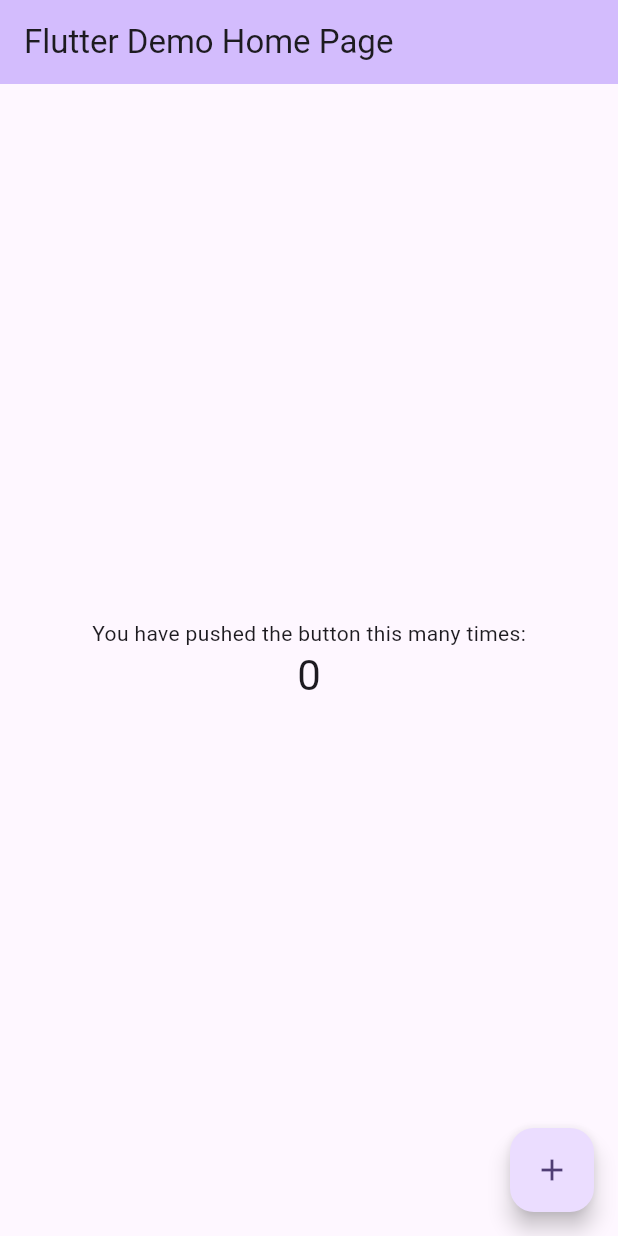
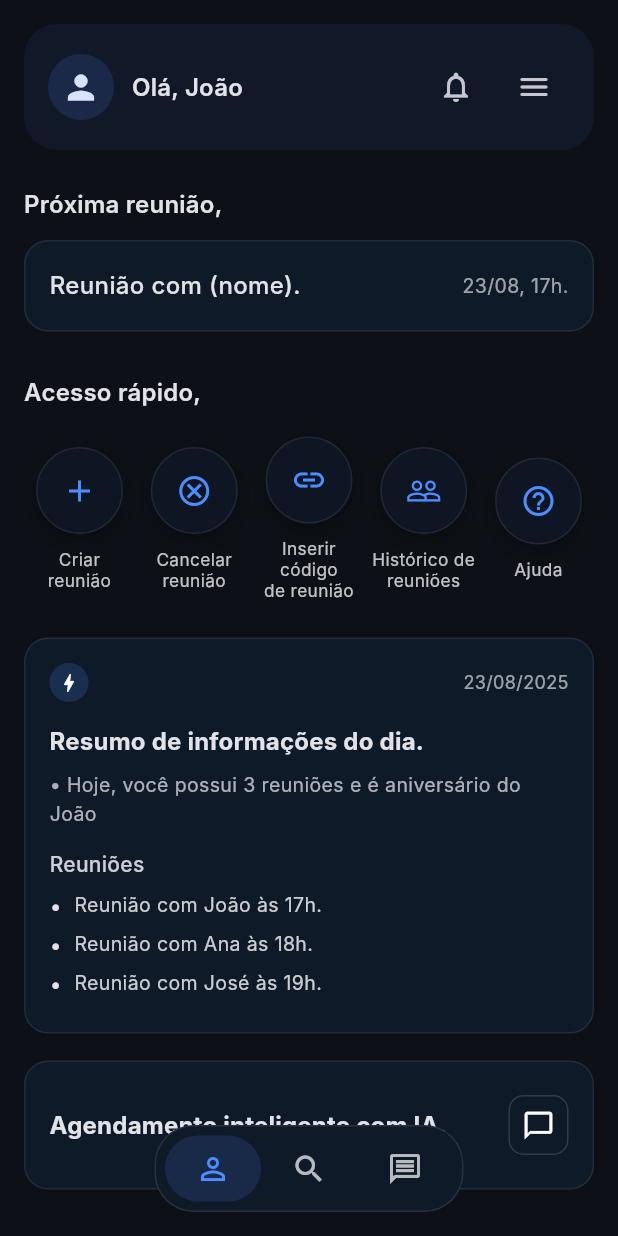
Before and after one commit to otaviocarva7ho/agendai, a Flutter app: the screen it shows after launch, on a phone screen of 412 x 824 dp. Run offline on Flutter 3.47's test engine with Material 3 defaults, Android fonts, the phone set to English and light mode, and no system bars; Roboto replaces fonts that are missing (Inter).

Commit message:
home root page

```diff
--- a/lib/main.dart
+++ b/lib/main.dart
@@ -1,122 +1,31 @@
 import 'package:flutter/material.dart';
+import 'package:agendai/presentation/pages/initial.dart';
 
-void main() {
-  runApp(const MyApp());
-}
+void main() => runApp(const MeetingApp());
 
-class MyApp extends StatelessWidget {
-  const MyApp({super.key});
+class MeetingApp extends StatelessWidget {
+  const MeetingApp({super.key});
 
-  // This widget is the root of your application.
   @override
   Widget build(BuildContext context) {
     return MaterialApp(
-      title: 'Flutter Demo',
+      debugShowCheckedModeBanner: false,
+      title: 'Agenda',
       theme: ThemeData(
-        // This is the theme of your application.
-        //
-        // TRY THIS: Try running your application with "flutter run". You'll see
-        // the application has a purple toolbar. Then, without quitting the app,
-        // try changing the seedColor in the colorScheme below to Colors.green
-        // and then invoke "hot reload" (save your changes or press the "hot
-        // reload" button in a Flutter-supported IDE, or press "r" if you used
-        // the command line to start the app).
-        //
-        // Notice that the counter didn't reset back to zero; the application
-        // state is not lost during the reload. To reset the state, use hot
-        // restart instead.
-        //
-        // This works for code too, not just values: Most code changes can be
-        // tested with just a hot reload.
-        colorScheme: ColorScheme.fromSeed(seedColor: Colors.deepPurple),
+        brightness: Brightness.dark,
+        scaffoldBackgroundColor: const Color(0xFF0D1117),
+        useMaterial3: true,
+        fontFamily: 'Inter',
+        colorScheme: ColorScheme.fromSeed(
+          seedColor: const Color(0xFF4C8DFF),
+          brightness: Brightness.dark,
+          primary: const Color(0xFF4C8DFF),
+          secondary: const Color(0xFF4C8DFF),
+        ),
       ),
-      home: const MyHomePage(title: 'Flutter Demo Home Page'),
+      home: const InitialPage(),
+      // ou rotas:
+      // routes: { InitialPage.route: (_) => const InitialPage(), },
     );
   }
 }
-
-class MyHomePage extends StatefulWidget {
-  const MyHomePage({super.key, required this.title});
-
-  // This widget is the home page of your application. It is stateful, meaning
-  // that it has a State object (defined below) that contains fields that affect
-  // how it looks.
-
-  // This class is the configuration for the state. It holds the values (in this
-  // case the title) provided by the parent (in this case the App widget) and
-  // used by the build method of the State. Fields in a Widget subclass are
-  // always marked "final".
-
-  final String title;
-
-  @override
-  State<MyHomePage> createState() => _MyHomePageState();
-}
-
-class _MyHomePageState extends State<MyHomePage> {
-  int _counter = 0;
-
-  void _incrementCounter() {
-    setState(() {
-      // This call to setState tells the Flutter framework that something has
-      // changed in this State, which causes it to rerun the build method below
-      // so that the display can reflect the updated values. If we changed
-      // _counter without calling setState(), then the build method would not be
-      // called again, and so nothing would appear to happen.
-      _counter++;
-    });
-  }
-
-  @override
-  Widget build(BuildContext context) {
-    // This method is rerun every time setState is called, for instance as done
-    // by the _incrementCounter method above.
-    //
-    // The Flutter framework has been optimized to make rerunning build methods
-    // fast, so that you can just rebuild anything that needs updating rather
-    // than having to individually change instances of widgets.
-    return Scaffold(
-      appBar: AppBar(
-        // TRY THIS: Try changing the color here to a specific color (to
-        // Colors.amber, perhaps?) and trigger a hot reload to see the AppBar
-        // change color while the other colors stay the same.
-        backgroundColor: Theme.of(context).colorScheme.inversePrimary,
-        // Here we take the value from the MyHomePage object that was created by
-        // the App.build method, and use it to set our appbar title.
-        title: Text(widget.title),
-      ),
-      body: Center(
-        // Center is a layout widget. It takes a single child and positions it
-        // in the middle of the parent.
-        child: Column(
-          // Column is also a layout widget. It takes a list of children and
-          // arranges them vertically. By default, it sizes itself to fit its
-          // children horizontally, and tries to be as tall as its parent.
-          //
-          // Column has various properties to control how it sizes itself and
-          // how it positions its children. Here we use mainAxisAlignment to
-          // center the children vertically; the main axis here is the vertical
-          // axis because Columns are vertical (the cross axis would be
-          // horizontal).
-          //
-          // TRY THIS: Invoke "debug painting" (choose the "Toggle Debug Paint"
-          // action in the IDE, or press "p" in the console), to see the
-          // wireframe for each widget.
-          mainAxisAlignment: MainAxisAlignment.center,
-          children: <Widget>[
-            const Text('You have pushed the button this many times:'),
-            Text(
-              '$_counter',
-              style: Theme.of(context).textTheme.headlineMedium,
-            ),
-          ],
-        ),
-      ),
-      floatingActionButton: FloatingActionButton(
-        onPressed: _incrementCounter,
-        tooltip: 'Increment',
-        child: const Icon(Icons.add),
-      ), // This trailing comma makes auto-formatting nicer for build methods.
-    );
-  }
-}
--- a/lib/presentation/pages/initial.dart
+++ b/lib/presentation/pages/initial.dart
@@ -0,0 +1,403 @@
+import 'package:flutter/material.dart';
+
+/// Página inicial da Agenda.
+/// Use como `home:` no MaterialApp ou registre em uma rota do seu Router.
+class InitialPage extends StatelessWidget {
+  const InitialPage({super.key});
+
+  static const route = '/initial';
+
+  @override
+  Widget build(BuildContext context) {
+    final cs = Theme.of(context).colorScheme;
+
+    return SafeArea(
+      child: Scaffold(
+        body: Stack(
+          children: [
+            SingleChildScrollView(
+              padding: const EdgeInsets.fromLTRB(16, 16, 16, 120),
+              child: Column(
+                crossAxisAlignment: CrossAxisAlignment.start,
+                children: [
+                  const _Header(),
+                  const SizedBox(height: 24),
+
+                  // Próxima reunião
+                  Text('Próxima reunião,',
+                      style: Theme.of(context)
+                          .textTheme
+                          .titleMedium
+                          ?.copyWith(fontWeight: FontWeight.w600)),
+                  const SizedBox(height: 12),
+                  _Card(
+                    padding: const EdgeInsets.symmetric(
+                        horizontal: 16, vertical: 18),
+                    child: Row(
+                      children: [
+                        Expanded(
+                          child: Text(
+                            'Reunião com (nome).',
+                            style: TextStyle(
+                              color: Colors.white.withOpacity(.88),
+                              fontSize: 16,
+                              fontWeight: FontWeight.w500,
+                            ),
+                          ),
+                        ),
+                        Text(
+                          '23/08, 17h.',
+                          style: TextStyle(
+                            color: Colors.white.withOpacity(.6),
+                            fontSize: 13,
+                          ),
+                        ),
+                      ],
+                    ),
+                  ),
+                  const SizedBox(height: 28),
+
+                  // Acesso rápido
+                  Text('Acesso rápido,',
+                      style: Theme.of(context)
+                          .textTheme
+                          .titleMedium
+                          ?.copyWith(fontWeight: FontWeight.w600)),
+                  const SizedBox(height: 18),
+                  Row(
+                    mainAxisAlignment: MainAxisAlignment.spaceBetween,
+                    children: const [
+                      QuickAction(
+                        icon: Icons.add,
+                        label: 'Criar\nreunião',
+                      ),
+                      QuickAction(
+                        icon: Icons.cancel_outlined,
+                        label: 'Cancelar\nreunião',
+                      ),
+                      QuickAction(
+                        icon: Icons.link,
+                        label: 'Inserir código\nde reunião',
+                      ),
+                      QuickAction(
+                        icon: Icons.people_outline,
+                        label: 'Histórico de\nreuniões',
+                      ),
+                      QuickAction(
+                        icon: Icons.help_outline,
+                        label: 'Ajuda',
+                      ),
+                    ],
+                  ),
+                  const SizedBox(height: 24),
+
+                  // Resumo do dia
+                  _Card(
+                    child: Column(
+                      crossAxisAlignment: CrossAxisAlignment.start,
+                      children: [
+                        Row(
+                          children: [
+                            Container(
+                              width: 26,
+                              height: 26,
+                              decoration: BoxDecoration(
+                                color: cs.primary.withOpacity(.18),
+                                shape: BoxShape.circle,
+                              ),
+                              child: const Icon(Icons.bolt, size: 16),
+                            ),
+                            const Spacer(),
+                            Text(
+                              '23/08/2025',
+                              style: TextStyle(
+                                color: Colors.white.withOpacity(.6),
+                                fontSize: 12,
+                              ),
+                            ),
+                          ],
+                        ),
+                        const SizedBox(height: 14),
+                        Text(
+                          'Resumo de informações do dia.',
+                          style: Theme.of(context)
+                              .textTheme
+                              .titleMedium
+                              ?.copyWith(fontWeight: FontWeight.w700),
+                        ),
+                        const SizedBox(height: 8),
+                        Opacity(
+                          opacity: .75,
+                          child: Text(
+                            '• Hoje, você possui 3 reuniões e é aniversário do João',
+                            style: const TextStyle(fontSize: 13),
+                          ),
+                        ),
+                        const SizedBox(height: 14),
+                        Opacity(
+                          opacity: .9,
+                          child: Text('Reuniões',
+                              style: Theme.of(context)
+                                  .textTheme
+                                  .labelLarge
+                                  ?.copyWith(letterSpacing: .2)),
+                        ),
+                        const SizedBox(height: 8),
+                        const _Bullet('Reunião com João às 17h.'),
+                        const _Bullet('Reunião com Ana às 18h.'),
+                        const _Bullet('Reunião com José às 19h.'),
+                      ],
+                    ),
+                  ),
+                  const SizedBox(height: 18),
+
+                  // Agendamento com IA
+                  _Card(
+                    padding: const EdgeInsets.symmetric(
+                        horizontal: 16, vertical: 22),
+                    child: Row(
+                      children: [
+                        Expanded(
+                          child: Text(
+                            'Agendamento inteligente com IA.',
+                            style: Theme.of(context)
+                                .textTheme
+                                .titleMedium
+                                ?.copyWith(fontWeight: FontWeight.w700),
+                          ),
+                        ),
+                        Container(
+                          padding: const EdgeInsets.all(8),
+                          decoration: BoxDecoration(
+                            border: Border.all(
+                                color: Colors.white.withOpacity(.14)),
+                            borderRadius: BorderRadius.circular(10),
+                          ),
+                          child:
+                              const Icon(Icons.chat_bubble_outline, size: 22),
+                        ),
+                      ],
+                    ),
+                  ),
+                ],
+              ),
+            ),
+
+            // Bottom pill nav
+            const _BottomPill(),
+          ],
+        ),
+      ),
+    );
+  }
+}
+
+class _Header extends StatelessWidget {
+  const _Header();
+
+  @override
+  Widget build(BuildContext context) {
+    final cs = Theme.of(context).colorScheme;
+
+    return Container(
+      padding: const EdgeInsets.fromLTRB(16, 18, 16, 18),
+      decoration: BoxDecoration(
+        color: const Color(0xFF111827),
+        borderRadius: BorderRadius.circular(22),
+      ),
+      child: Row(
+        children: [
+          // Avatar
+          CircleAvatar(
+            radius: 22,
+            backgroundColor: cs.primary.withOpacity(.15),
+            child: const Icon(Icons.person, size: 26),
+          ),
+          const SizedBox(width: 12),
+          Expanded(
+            child: Text('Olá, João',
+                style: Theme.of(context)
+                    .textTheme
+                    .titleMedium
+                    ?.copyWith(fontWeight: FontWeight.w600)),
+          ),
+          IconButton(
+            onPressed: () {},
+            icon: const Icon(Icons.notifications_outlined),
+          ),
+          const SizedBox(width: 4),
+          IconButton(
+            onPressed: () {},
+            icon: const Icon(Icons.menu_rounded),
+          ),
+        ],
+      ),
+    );
+  }
+}
+
+class QuickAction extends StatelessWidget {
+  final IconData icon;
+  final String label;
+  const QuickAction({super.key, required this.icon, required this.label});
+
+  @override
+  Widget build(BuildContext context) {
+    final cs = Theme.of(context).colorScheme;
+
+    return Column(
+      children: [
+        Container(
+          width: 58,
+          height: 58,
+          decoration: BoxDecoration(
+            color: const Color(0xFF0E1623),
+            borderRadius: BorderRadius.circular(30),
+            border: Border.all(color: Colors.white.withOpacity(.08)),
+            boxShadow: [
+              BoxShadow(
+                color: Colors.black.withOpacity(.35),
+                blurRadius: 12,
+                offset: const Offset(0, 6),
+              )
+            ],
+          ),
+          child: Icon(icon, color: cs.primary),
+        ),
+        const SizedBox(height: 10),
+        SizedBox(
+          width: 74,
+          child: Text(
+            label,
+            textAlign: TextAlign.center,
+            style: TextStyle(
+              height: 1.2,
+              fontSize: 11.5,
+              color: Colors.white.withOpacity(.75),
+            ),
+          ),
+        )
+      ],
+    );
+  }
+}
+
+class _Card extends StatelessWidget {
+  final Widget child;
+  final EdgeInsetsGeometry? padding;
+
+  const _Card({required this.child, this.padding});
+
+  @override
+  Widget build(BuildContext context) {
+    return Container(
+      padding: padding ?? const EdgeInsets.all(16),
+      decoration: BoxDecoration(
+        color: const Color(0xFF0F1A29),
+        borderRadius: BorderRadius.circular(16),
+        border: Border.all(color: Colors.white.withOpacity(.08)),
+      ),
+      child: child,
+    );
+  }
+}
+
+class _Bullet extends StatelessWidget {
+  final String text;
+  const _Bullet(this.text);
+
+  @override
+  Widget build(BuildContext context) {
+    return Padding(
+      padding: const EdgeInsets.only(bottom: 6),
+      child: Row(
+        crossAxisAlignment: CrossAxisAlignment.start,
+        children: [
+          const Text('•  ', style: TextStyle(fontSize: 14)),
+          Expanded(
+            child: Text(
+              text,
+              style: TextStyle(
+                color: Colors.white.withOpacity(.78),
+                fontSize: 13,
+              ),
+            ),
+          ),
+        ],
+      ),
+    );
+  }
+}
+
+class _BottomPill extends StatelessWidget {
+  const _BottomPill();
+
+  @override
+  Widget build(BuildContext context) {
+    final cs = Theme.of(context).colorScheme;
+
+    return Positioned(
+      left: 0,
+      right: 0,
+      bottom: 16,
+      child: Center(
+        child: Container(
+          padding: const EdgeInsets.symmetric(horizontal: 6, vertical: 6),
+          decoration: BoxDecoration(
+            color: const Color(0xFF0F1A29),
+            borderRadius: BorderRadius.circular(26),
+            border: Border.all(color: Colors.white.withOpacity(.1)),
+          ),
+          child: Row(
+            mainAxisSize: MainAxisSize.min,
+            children: [
+              _PillItem(
+                icon: Icons.person_outline,
+                active: true,
+                onTap: () {},
+                activeColor: cs.primary,
+              ),
+              _PillItem(icon: Icons.search, onTap: () {}),
+              _PillItem(icon: Icons.message_outlined, onTap: () {}),
+            ],
+          ),
+        ),
+      ),
+    );
+  }
+}
+
+class _PillItem extends StatelessWidget {
+  final IconData icon;
+  final bool active;
+  final VoidCallback onTap;
+  final Color? activeColor;
+
+  const _PillItem({
+    required this.icon,
+    this.active = false,
+    required this.onTap,
+    this.activeColor,
+  });
+
+  @override
+  Widget build(BuildContext context) {
+    final color =
+        active ? (activeColor ?? Theme.of(context).colorScheme.primary) : null;
+
+    return InkWell(
+      borderRadius: BorderRadius.circular(22),
+      onTap: onTap,
+      child: Container(
+        width: 64,
+        height: 44,
+        alignment: Alignment.center,
+        decoration: BoxDecoration(
+          color: active ? color!.withOpacity(.14) : Colors.transparent,
+          borderRadius: BorderRadius.circular(22),
+        ),
+        child: Icon(icon, color: active ? color : Colors.white70),
+      ),
+    );
+  }
+}
```
Also changed, not shown: 1 other file.
